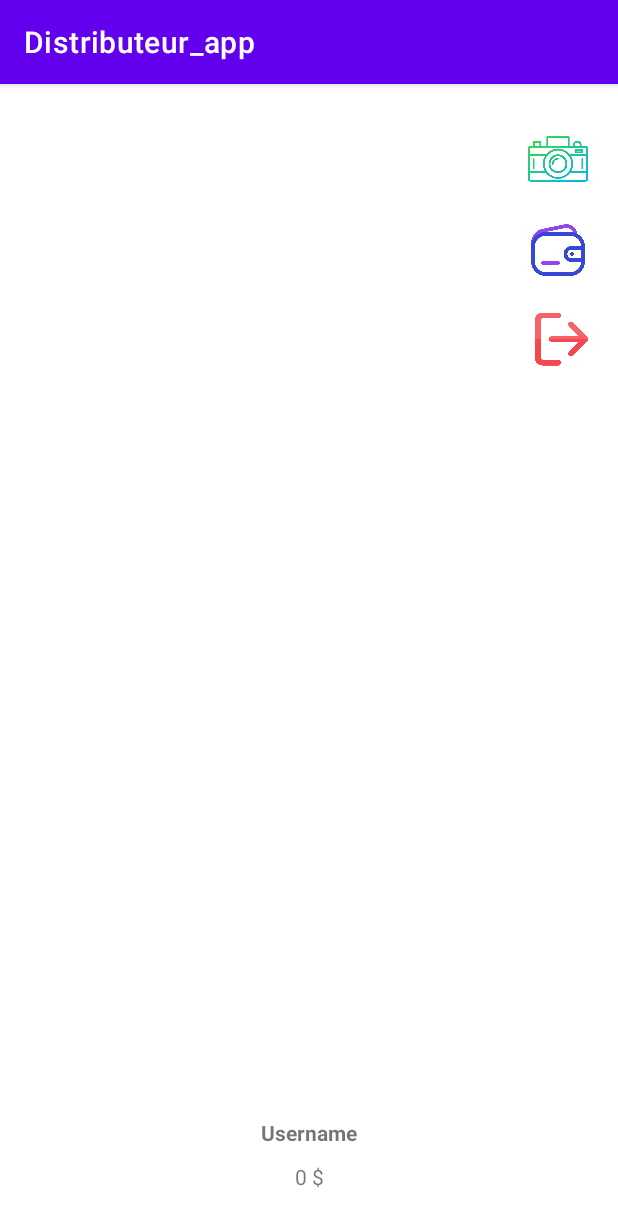
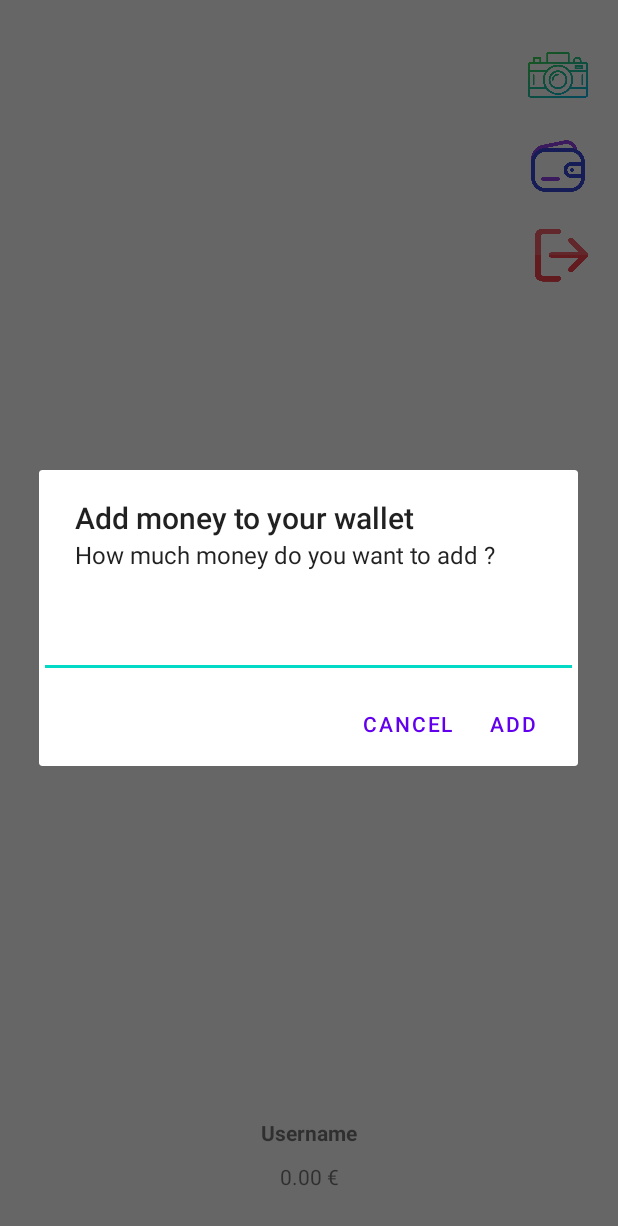
Before and after one commit to theo972/distributeur-auto-app, an Android app: the ProfileActivity screen opened directly, with no data from a screen before it, after a tap on an icon or button, on a phone screen of 412 x 824 dp. Shown: the top 1226 px of the screen. Run offline under Robolectric (Android 15) with nearby library versions, the phone set to English and light mode, and no system bars.

```diff
--- a/app/build.gradle
+++ b/app/build.gradle
@@ -39,7 +39,7 @@ dependencies {
 
     implementation 'com.android.volley:volley:1.2.1'
     implementation 'com.google.code.gson:gson:2.8.9'
-    implementation 'androidx.core:core-ktx:1.9.0'
+    implementation 'androidx.core:core-ktx:1.7.0'
     implementation 'androidx.appcompat:appcompat:1.5.1'
     implementation 'com.google.android.material:material:1.7.0'
     implementation 'androidx.constraintlayout:constraintlayout:2.1.4'
--- a/app/src/main/java/com/example/distributeur_app/LoginActivity.kt
+++ b/app/src/main/java/com/example/distributeur_app/LoginActivity.kt
@@ -16,5 +16,10 @@ class LoginActivity : AppCompatActivity() {
             val intent = Intent(this, RegisterActivity::class.java)
             startActivity(intent)
         }
+
+        binding.login.setOnClickListener {
+            val intent = Intent(this, ProfileActivity::class.java)
+            startActivity(intent)
+        }
     }
 }
--- a/app/src/main/java/com/example/distributeur_app/ProfileActivity.kt
+++ b/app/src/main/java/com/example/distributeur_app/ProfileActivity.kt
@@ -1,12 +1,30 @@
 package com.example.distributeur_app
 
+import android.R.attr.maxLength
+import android.app.Activity
+import android.app.AlertDialog
+import android.content.ContentValues
 import android.content.Intent
+import android.content.res.Configuration
+import android.graphics.Bitmap
+import android.graphics.BitmapFactory
+import android.net.Uri
 import android.os.Bundle
+import android.provider.MediaStore
+import android.text.InputFilter
+import android.text.InputFilter.LengthFilter
+import android.text.InputType
+import android.widget.EditText
+import androidx.activity.result.contract.ActivityResultContracts
 import androidx.appcompat.app.AppCompatActivity
 import com.example.distributeur_app.databinding.ProfileBinding
+import java.io.FileDescriptor
+import java.io.IOException
+
 
 class ProfileActivity: AppCompatActivity(){
     private lateinit var binding: ProfileBinding
+    var image_uri: Uri? = null
 
     override fun onCreate(savedInstanceState: Bundle?) {
         super.onCreate(savedInstanceState)
@@ -20,7 +38,70 @@ class ProfileActivity: AppCompatActivity(){
         }
 
         binding.walletButton.setOnClickListener {
+            val builder = AlertDialog.Builder(this)
+            builder.setTitle("Add money to your wallet")
+            builder.setMessage("How much money do you want to add ?")
 
+            val input = EditText(this)
+            input.setInputType(InputType.TYPE_CLASS_NUMBER)
+            input.setRawInputType(Configuration.KEYBOARD_12KEY)
+            input.setFilters(arrayOf<InputFilter>(LengthFilter(3)))
+
+            builder.setView(input)
+
+            builder.setPositiveButton(R.string.add) { dialog, which ->
+                //TO DO : envoyer la valeur de la thune sur la bdd et mettre à jour le l'affiche de la thune
+                val reg = "^[0-9]*".toRegex()
+                val clearedCurrencyText = reg.find(binding.credit.text.toString())
+                if (clearedCurrencyText != null) {
+                    binding.credit.text = (clearedCurrencyText.value.toInt() + input.text.toString().toInt()).toString() +".00 €"
+                }
+                else{
+                    binding.credit.text = input.text.toString().toInt().toString() + ".00 €"
+                }
+            }
+
+            builder.setNegativeButton(R.string.cancel) { dialog, which ->
+
+            }
+
+            val alertDialog = builder.create()
+            alertDialog.show()
+        }
+
+        binding.photoButton.setOnClickListener {
+            openCamera()
         }
     }
+
+    private fun openCamera() {
+        val values = ContentValues()
+        values.put(MediaStore.Images.Media.TITLE, "New Picture")
+        values.put(MediaStore.Images.Media.DESCRIPTION, "From the Camera")
+        image_uri = contentResolver.insert(MediaStore.Images.Media.EXTERNAL_CONTENT_URI, values)
+        val cameraIntent = Intent(MediaStore.ACTION_IMAGE_CAPTURE)
+        cameraIntent.putExtra(MediaStore.EXTRA_OUTPUT, image_uri)
+        resultLauncher.launch(cameraIntent)
+    }
+
+    var resultLauncher = registerForActivityResult(ActivityResultContracts.StartActivityForResult()) { result ->
+        if (result.resultCode == Activity.RESULT_OK) {
+            val data: Intent? = result.data
+            val bitmap = uriToBitmap(image_uri!!)
+            binding.profileIcon.setImageBitmap(bitmap)
+        }
+    }
+
+    private fun uriToBitmap(selectedFileUri: Uri): Bitmap? {
+        try {
+            val parcelFileDescriptor = contentResolver.openFileDescriptor(selectedFileUri, "r")
+            val fileDescriptor: FileDescriptor = parcelFileDescriptor!!.fileDescriptor
+            val image = BitmapFactory.decodeFileDescriptor(fileDescriptor)
+            parcelFileDescriptor.close()
+            return image
+        } catch (e: IOException) {
+            e.printStackTrace()
+        }
+        return null
+    }
 }
--- a/app/src/main/res/layout/activity_register.xml
+++ b/app/src/main/res/layout/activity_register.xml
@@ -74,6 +74,6 @@
         app:layout_constraintStart_toStartOf="parent"
         app:layout_constraintTop_toTopOf="parent"
         app:layout_constraintVertical_bias="0.144"
-        android:src="@mipmap/photo"
+        android:src="@mipmap/user"
         />
 </androidx.constraintlayout.widget.ConstraintLayout>
--- a/app/src/main/res/layout/profile.xml
+++ b/app/src/main/res/layout/profile.xml
@@ -46,22 +46,22 @@
 
     <androidx.constraintlayout.widget.ConstraintLayout
         android:id="@+id/IconContainer"
-        android:layout_width="match_parent"
-        android:layout_height="0dp"
+        android:layout_width="0dp"
+        android:layout_height="wrap_content"
         app:layout_constraintStart_toStartOf="parent"
         app:layout_constraintTop_toTopOf="parent"
-        app:layout_constraintEnd_toEndOf="parent"
-        app:layout_constraintBottom_toTopOf="@id/bottomContainer"
+        app:layout_constraintEnd_toStartOf="@id/buttonContainer"
+        android:layout_marginStart="70dp"
+        android:layout_marginEnd="10dp"
         android:paddingVertical="30dp">
 
         <ImageView
             android:id="@+id/profileIcon"
-            android:layout_width="wrap_content"
-            android:layout_height="match_parent"
+            android:layout_width="match_parent"
+            android:layout_height="0dp"
             app:layout_constraintStart_toStartOf="parent"
             app:layout_constraintTop_toTopOf="parent"
-            app:layout_constraintEnd_toEndOf="parent"
-            app:layout_constraintBottom_toBottomOf="parent"/>
+            app:layout_constraintEnd_toEndOf="parent"/>
 
     </androidx.constraintlayout.widget.ConstraintLayout>
 
@@ -91,7 +91,7 @@
             app:layout_constraintStart_toStartOf="parent"
             app:layout_constraintTop_toBottomOf="@id/usernameText"
             app:layout_constraintEnd_toEndOf="parent"
-            android:text="0 $"
+            android:text="0.00 €"
             android:layout_marginTop="10dp" />
 
     </androidx.constraintlayout.widget.ConstraintLayout>
--- a/app/src/main/res/values-night/themes.xml
+++ b/app/src/main/res/values-night/themes.xml
@@ -1,6 +1,6 @@
 <resources xmlns:tools="http://schemas.android.com/tools">
     <!-- Base application theme. -->
-    <style name="Theme.Distributeur_app" parent="Theme.MaterialComponents.DayNight.DarkActionBar">
+    <style name="Theme.Distributeur_app" parent="Theme.MaterialComponents.DayNight.NoActionBar">
         <!-- Primary brand color. -->
         <item name="colorPrimary">@color/purple_200</item>
         <item name="colorPrimaryVariant">@color/purple_700</item>
--- a/app/src/main/res/values/strings.xml
+++ b/app/src/main/res/values/strings.xml
@@ -1,3 +1,5 @@
 <resources>
     <string name="app_name">Distributeur_app</string>
+    <string name="add">ADD</string>
+    <string name="cancel">CANCEL</string>
 </resources>
--- a/app/src/main/res/values/themes.xml
+++ b/app/src/main/res/values/themes.xml
@@ -1,6 +1,6 @@
 <resources xmlns:tools="http://schemas.android.com/tools">
     <!-- Base application theme. -->
-    <style name="Theme.Distributeur_app" parent="Theme.MaterialComponents.DayNight.DarkActionBar">
+    <style name="Theme.Distributeur_app" parent="Theme.MaterialComponents.DayNight.NoActionBar">
         <!-- Primary brand color. -->
         <item name="colorPrimary">@color/purple_500</item>
         <item name="colorPrimaryVariant">@color/purple_700</item>
```
Also changed, not shown: app/src/main/AndroidManifest.xml (+6 -6 lines), app/src/main/res/mipmap-hdpi/user.png (added).
